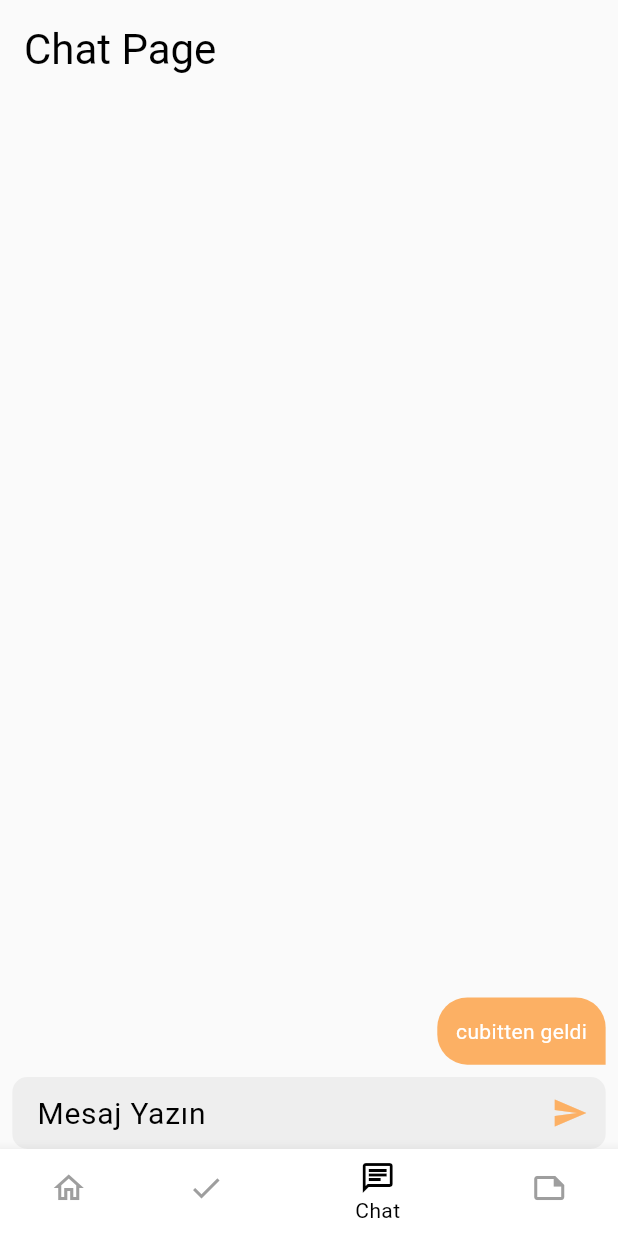
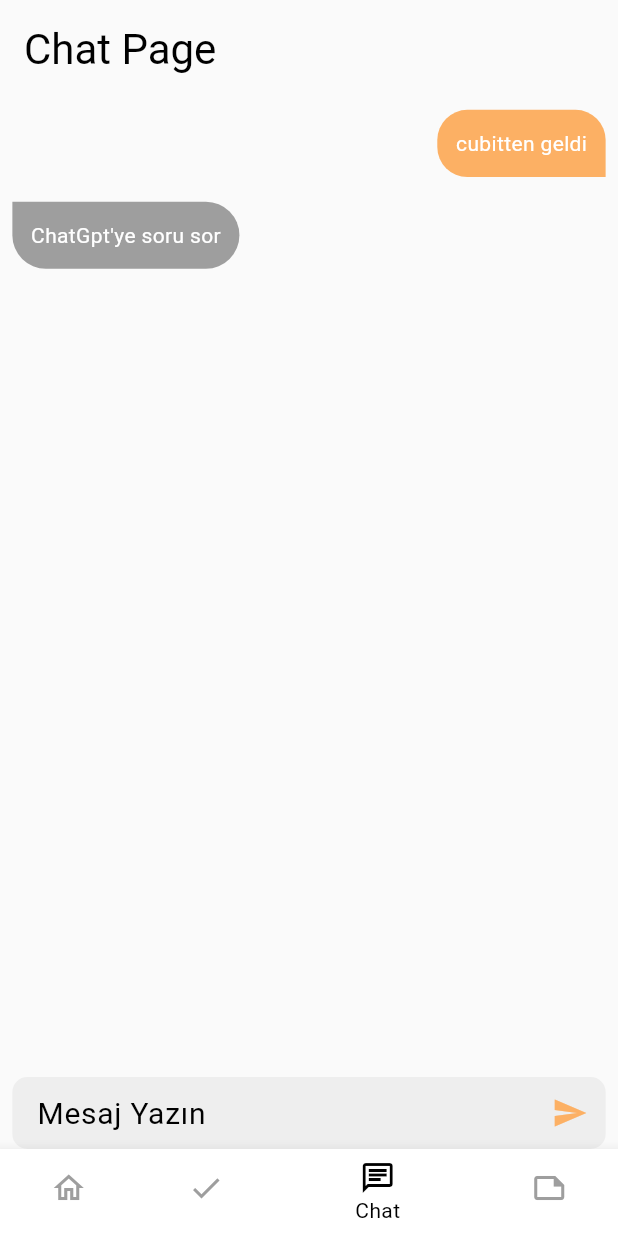
Before and after one commit to SumeyyeAydogan/agriculture_app, a Flutter app: the screen it shows after launch, item 3 of the bottom bar chosen, after a tap on the "send" icon, on a phone screen of 412 x 824 dp. Run offline on Flutter 3.47's test engine with Material 3 defaults, Android fonts, the phone set to English and light mode, and no system bars; our stand-ins replace bloc, equatable, flutter_bloc; missing offline and left inert: xml2json.

Commit message:
added scrollController to message page

```diff
--- a/lib/features/cubit/chat/chat_cubit.dart
+++ b/lib/features/cubit/chat/chat_cubit.dart
@@ -15,7 +15,8 @@ class MessagingCubit extends Cubit<MessagingState> {
     emit(MessagingLoadingState());
     try {
       MessageModel model = MessageModel.create(message: message);
-      messageList.insert(0, model);
+      //messageList.insert(0, model);
+      messageList.add(model);
       emit(MessagingCompletedState(messageList));
       //await getMessage(model);
     } catch (e) {
@@ -41,9 +42,21 @@ class MessagingCubit extends Cubit<MessagingState> {
     try {
       //final List<MessageModel> oldMessages = await ChattingHistoryManager.instance.fetchMessagesFromDB();
       //messageList = response;
+      var defaultMessage = MessageModel.create(message: "ChatGpt'ye soru sor");
+      defaultMessage.isSenderGpt = true;
+      //messageList.insert(0, defaultMessage);
+      messageList.add(defaultMessage);
       emit(MessagingCompletedState(messageList));
     } catch (e) {
       emit(MessagingErrorState(ErrorConstants.GETTING_MESSAGE_ERROR));
     }
   }
 }
+
+/* Iterable<MessageModel>
+
+An [Iterable] of the objects in this list in reverse order.
+
+final numbers = <String>['two', 'three', 'four'];
+final reverseOrder = numbers.reversed;
+print(reverseOrder.toList()); // [four, three, two] */
--- a/lib/main.dart
+++ b/lib/main.dart
@@ -30,7 +30,8 @@ class MyApp extends StatelessWidget {
         ),
       ],
       child: MaterialApp(
-        title: 'Flutter Demo',
+        debugShowCheckedModeBanner: false,
+        title: 'AgriCulture App',
         theme: AgricultureTheme.defaultTheme,
         home: const BottomNavBar(),
       ),
--- a/lib/product/widget/message_item.dart
+++ b/lib/product/widget/message_item.dart
@@ -7,27 +7,37 @@ import 'package:flutter_bloc/flutter_bloc.dart';
 class MessageItem extends StatelessWidget {
   const MessageItem({Key? key}) : super(key: key);
 
+
   @override
   Widget build(BuildContext context) {
     return BlocBuilder<MessagingCubit, MessagingState>(
       builder: (context, state) {
+        final ScrollController scrollController = ScrollController();
         //context.read<MessagingCubit>().messageList.sort((a, b) => a.createdAt!.compareTo(b.createdAt!));
-        if (state is MessagingCompletedState || state is MessagingInitialState) {
-          var messageList = context.read<MessagingCubit>().messageList;
-          return messageList.isNotEmpty ?
+        if (state is MessagingCompletedState) {
+          //Bu kod bloğu yeni mesaj geldiğinde hep klavyenin üstünde olmasını sağlıyor.
+          WidgetsBinding.instance.addPostFrameCallback((_) {
+                    scrollController.animateTo(
+                      scrollController.position.maxScrollExtent,
+                      duration: const Duration(milliseconds: 300),
+                      curve: Curves.easeOut,
+                    );
+                  });
+          return state.messages.isNotEmpty ?
            ListView.builder(
-            reverse: true, //mesajların aşağıdan başlamasını sağlar
-          itemCount: messageList.length,
-          itemBuilder: (BuildContext context, int index) {
+            controller: scrollController,
+           // reverse: true, //mesajların aşağıdan başlamasını sağlar
+                     itemCount: state.messages.length,
+                     itemBuilder: (BuildContext context, int index) {
             return Row( //containerın mesaj boyutu kadar olmasını sağlar.
-            mainAxisAlignment: messageList[index].isSenderGpt ? MainAxisAlignment.start : MainAxisAlignment.end,
+            mainAxisAlignment: state.messages[index].isSenderGpt ? MainAxisAlignment.start : MainAxisAlignment.end,
               children: [
                 Padding(
                   padding: context.paddingLowHorizontal,
                   child: Container(
                     margin: context.paddingLowVertical,
                     padding: context.paddingMediumLow,
-                    decoration: messageList[index].isSenderGpt
+                    decoration: state.messages[index].isSenderGpt
                     ? const BoxDecoration(
                       color: Colors.grey,
                       borderRadius: BorderRadius.only(topRight: Radius.circular(50), bottomLeft: Radius.circular(50), bottomRight: Radius.circular(50))
@@ -36,13 +46,13 @@ class MessageItem extends StatelessWidget {
                       color: context.theme.colorScheme.primary,
                       borderRadius: const BorderRadius.only(topLeft: Radius.circular(20), topRight: Radius.circular(20), bottomLeft: Radius.circular(20))
                     ),
-                    child: Text(context.read<MessagingCubit>().messageList[index].message, style: const TextStyle(color: Colors.white),),
+                    child: Text(state.messages[index].message, style: const TextStyle(color: Colors.white),),
                   ),
                 ),
               ],
             );
-          },
-        )
+                     },
+                   )
         : const Column(
           children: [
             Text("Hadi Soru Soralım!"),
```
